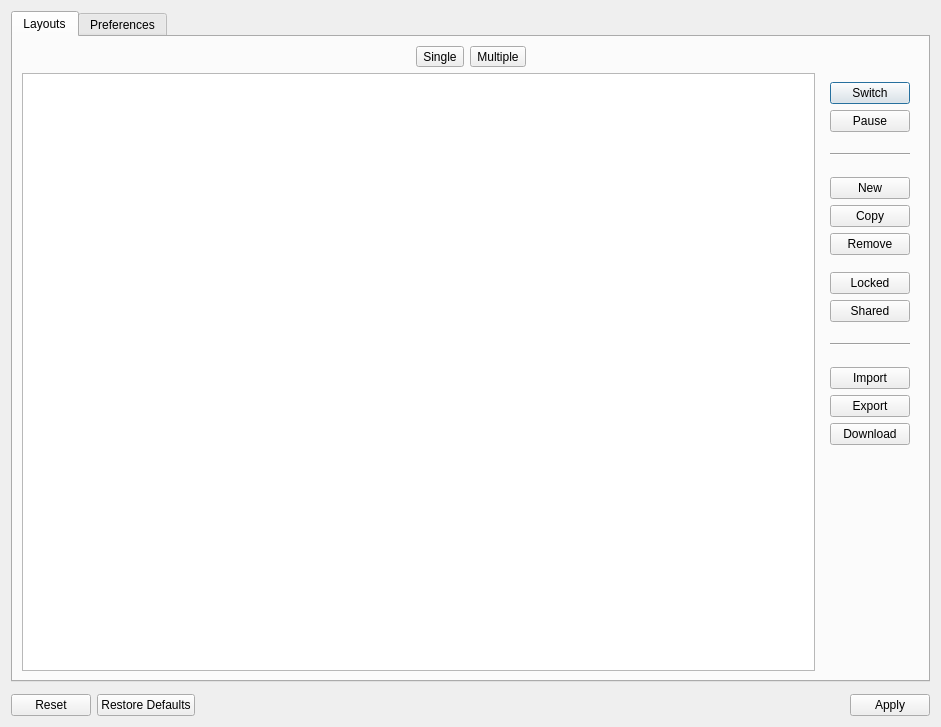
Old version of the form app/settings/settingsdialog.ui in the repository KDE/latte-dock.
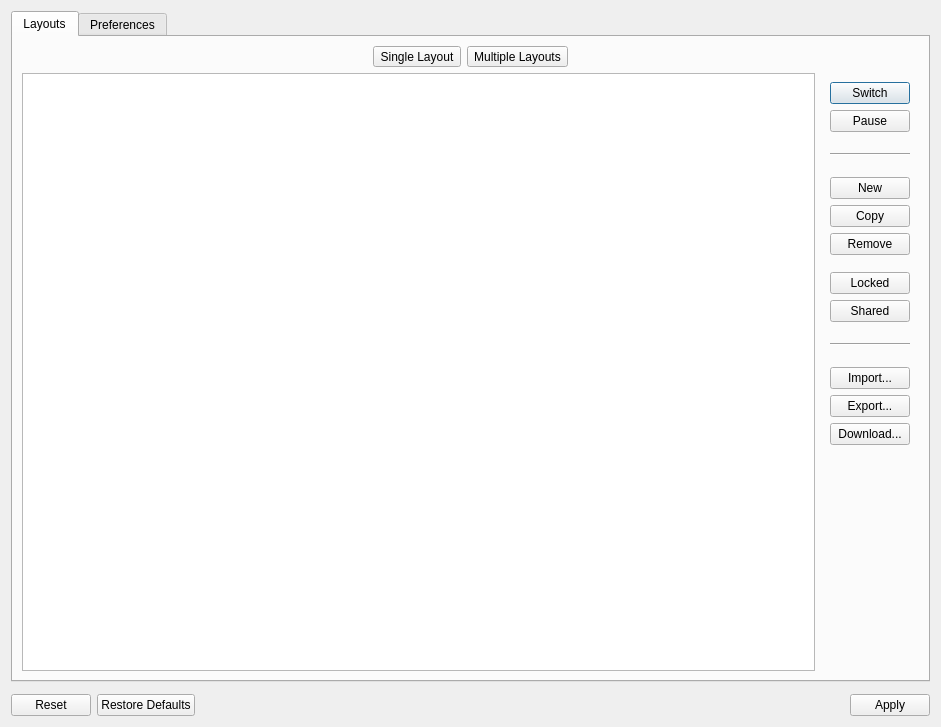
New version of the form. Icons and pictures are not drawn. Custom widgets are drawn as their Qt base class.

Commit message:
multiple fixes for imports/exports
--import/export full configurations are now
moved to File menu and move out their
implementation from Import/Export layouts

What changed in the file:
```diff
--- a/app/settings/settingsdialog.ui
+++ b/app/settings/settingsdialog.ui
@@ -53,7 +53,7 @@
               <string>Only one layout can be present in memory at all cases</string>
              </property>
              <property name="text">
-              <string comment="single layout">Single</string>
+              <string comment="single layout">Single Layout</string>
              </property>
              <property name="checkable">
               <bool>true</bool>
@@ -66,7 +66,7 @@
               <string>Multiple layouts can be present and active in memory at the same time</string>
              </property>
              <property name="text">
-              <string comment="multiple layouts">Multiple</string>
+              <string comment="multiple layouts">Multiple Layouts</string>
              </property>
              <property name="checkable">
               <bool>true</bool>
@@ -348,7 +348,7 @@
               <item>
                <widget class="QPushButton" name="importButton">
                 <property name="text">
-                 <string comment="import layout">Import</string>
+                 <string notr="true">Import...</string>
                 </property>
                 <property name="icon">
                  <iconset theme="document-import">
@@ -362,7 +362,7 @@
               <item>
                <widget class="QPushButton" name="exportButton">
                 <property name="text">
-                 <string comment="export layout">Export</string>
+                 <string notr="true">Export...</string>
                 </property>
                 <property name="icon">
                  <iconset theme="document-export">
@@ -379,7 +379,7 @@
               <item>
                <widget class="QPushButton" name="downloadButton">
                 <property name="text">
-                 <string comment="download layout">Download</string>
+                 <string notr="true">Download...</string>
                 </property>
                 <property name="icon">
                  <iconset theme="get-hot-new-stuff">
```
Left out of the diff: 21 changed lines with no effect on the pictures. The commit also changes 8 other files.
